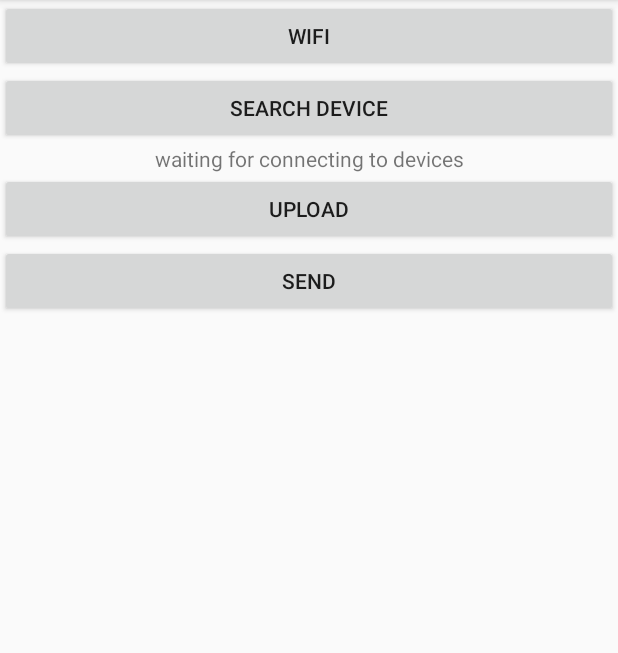
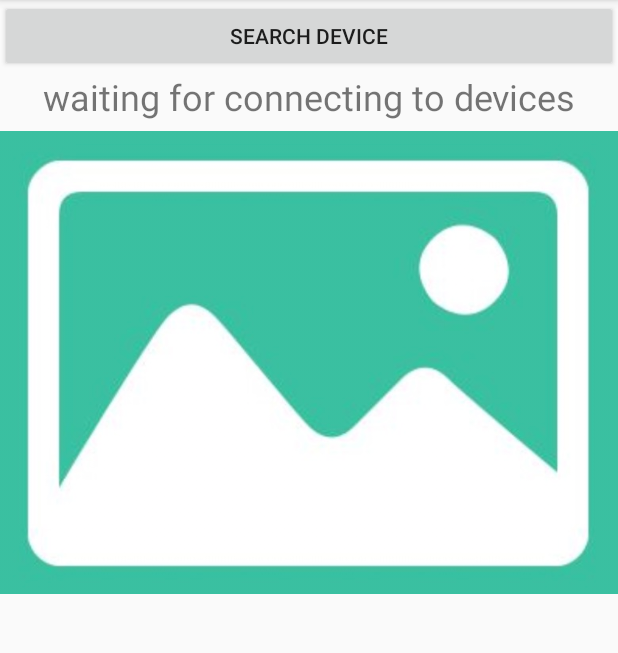
Before and after one commit to qqq99/COMP90018-InstaViewer, an Android app: the screen it shows after launch (WifiDirectActivity), on a phone screen of 412 x 824 dp, the part 84-737 px from its top. Run offline under Robolectric (Android 15) with nearby library versions, the phone set to English and light mode, and no system bars.

Commit message:
broadcast photo to nearby devices my wifi-direct tech.

```diff
--- a/app/src/main/res/layout/activity_wifi_direct.xml
+++ b/app/src/main/res/layout/activity_wifi_direct.xml
@@ -1,17 +1,14 @@
 <?xml version="1.0" encoding="utf-8"?>
-
-<LinearLayout xmlns:android="http://schemas.android.com/apk/res/android"
-    xmlns:tools="http://schemas.android.com/tools"
+<ScrollView xmlns:android="http://schemas.android.com/apk/res/android"
     android:layout_width="match_parent"
     android:layout_height="match_parent"
-    android:orientation="vertical"
-    tools:context=".activities.WifiDirectActivity">
+    android:fadingEdge="vertical"
+    android:scrollbars="vertical">
 
-    <Button
-        android:id="@+id/wifi_toggle"
+    <LinearLayout
         android:layout_width="match_parent"
-        android:layout_height="wrap_content"
-        android:text="WIFI" />
+        android:layout_height="match_parent"
+        android:orientation="vertical">
 
         <Button
             android:id="@+id/btn_search"
@@ -24,33 +21,23 @@
             android:id="@+id/status_view"
             android:layout_width="match_parent"
             android:layout_height="wrap_content"
+            android:layout_marginBottom="10px"
+            android:text="waiting for connecting to devices"
             android:textAlignment="center"
-        android:text="waiting for connecting to devices" />
+            android:textSize="36px" />
 
+        <unimelb.comp90018_instaviewer.utilities.ResizableImageView
+            android:id="@+id/pic_view"
+            android:layout_width="match_parent"
+            android:layout_height="wrap_content"
+            android:adjustViewBounds="true"
+            android:scaleType="fitXY"
+            android:src="@drawable/default_img" />
 
         <ListView
             android:id="@+id/lv_devices"
             android:layout_width="match_parent"
-        android:layout_height="wrap_content" />
-
-    <Button
-        android:id="@+id/btn_Upload"
-        android:layout_width="match_parent"
             android:layout_height="wrap_content"
-        android:text="Upload" />
-
-    <Button
-        android:id="@+id/btn_Send"
-        android:layout_width="match_parent"
-        android:layout_height="wrap_content"
-        android:text="Send" />
-
-    <ImageView
-        android:id="@+id/pic_view"
-        android:layout_width="match_parent"
-        android:layout_height="wrap_content"
-        android:layout_centerHorizontal="true"
-        android:background="@android:color/transparent"
-        android:contentDescription="Bluetooth" />
-
+            android:cacheColorHint="#00000000" />
     </LinearLayout>
+</ScrollView>
```
Also changed, not shown: app/src/main/AndroidManifest.xml (+5 -6 lines), app/src/main/res/layout/activity_device_list.xml (added, +29 -0 lines). Lines whose indentation alone changed are shown as unchanged.
